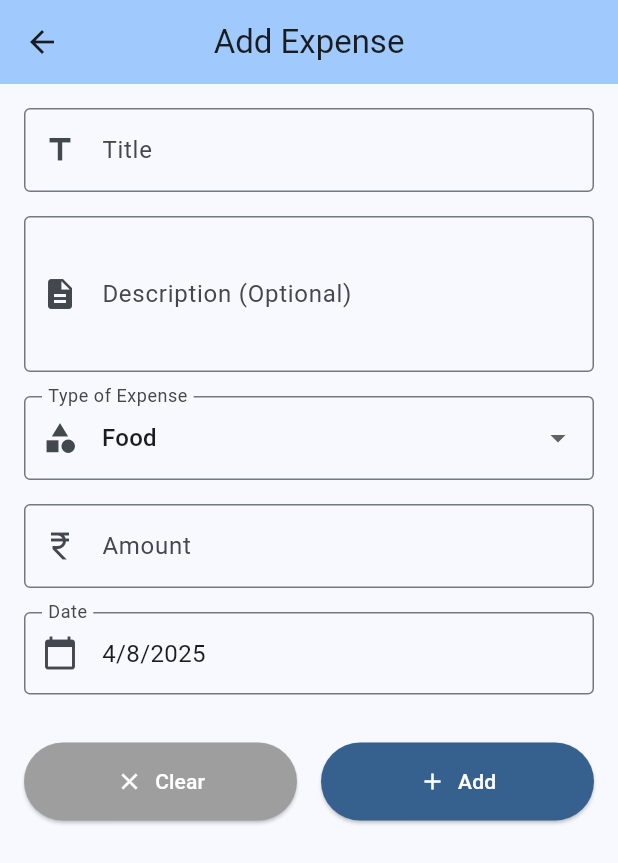
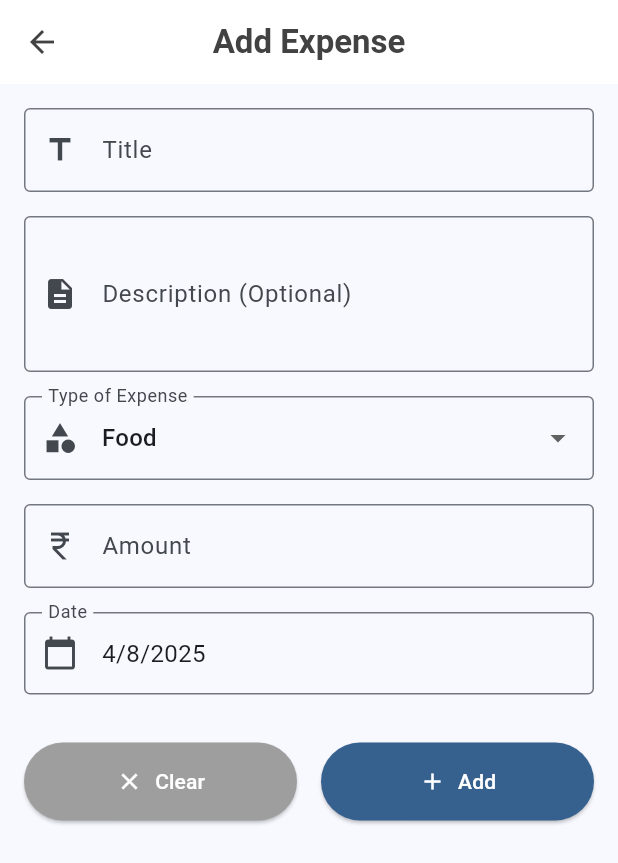
Before and after one commit to seshu31/money_tracker, a Flutter app: the screen it shows after launch, after a tap on the "add" icon, on a phone screen of 412 x 824 dp. Shown: the top 863 px of the screen. Run offline on Flutter 3.47's test engine with Material 3 defaults, Android fonts, the phone set to English and light mode, and no system bars; our stand-ins replace sqflite; accounts and stored records are empty.

Commit message:
changes in header ui

```diff
--- a/lib/screens/add_expense_screen.dart
+++ b/lib/screens/add_expense_screen.dart
@@ -94,9 +94,17 @@ class _AddExpenseScreenState extends State<AddExpenseScreen> {
   Widget build(BuildContext context) {
     return Scaffold(
       appBar: AppBar(
-        title: Text(widget.expense != null ? 'Edit Expense' : 'Add Expense'),
-        backgroundColor: Theme.of(context).colorScheme.inversePrimary,
+        title: Text(
+          widget.expense != null ? 'Edit Expense' : 'Add Expense',
+          style: TextStyle(
+            fontWeight: FontWeight.w600,
+            color: Colors.grey[800],
+          ),
+        ),
+        backgroundColor: Colors.white,
+        elevation: 0,
         centerTitle: true,
+        iconTheme: IconThemeData(color: Colors.grey[800]),
       ),
       body: SingleChildScrollView(
         padding: const EdgeInsets.all(16),
--- a/lib/screens/home_screen.dart
+++ b/lib/screens/home_screen.dart
@@ -507,12 +507,23 @@ class _HomeScreenState extends State<HomeScreen> {
 
     return Scaffold(
       appBar: AppBar(
-        title: const Text('Money Tracker'),
-        backgroundColor: Theme.of(context).colorScheme.inversePrimary,
+        title: Text(
+          'Money Tracker',
+          style: TextStyle(
+            fontWeight: FontWeight.w600,
+            color: Colors.grey[800],
+          ),
+        ),
+        backgroundColor: Colors.white,
+        elevation: 0,
         centerTitle: true,
+        iconTheme: IconThemeData(color: Colors.grey[800]),
         actions: [
           IconButton(
-            icon: const Icon(Icons.analytics),
+            icon: Icon(
+              Icons.analytics_outlined,
+              color: Colors.grey[800],
+            ),
             onPressed: () {
               Navigator.push(
                 context,
@@ -565,12 +576,12 @@ class _HomeScreenState extends State<HomeScreen> {
                         crossAxisAlignment: CrossAxisAlignment.start,
                         children: [
                           Text(
-                            'Total Expenses',
-                            style: TextStyle(
+                  'Total Expenses',
+                  style: TextStyle(
                               color: Colors.grey[600],
                               fontSize: 14,
-                              fontWeight: FontWeight.w500,
-                            ),
+                    fontWeight: FontWeight.w500,
+                  ),
                           ),
                           const SizedBox(height: 4),
                           Text(
```
Also changed, not shown: lib/screens/category_stats_screen.dart (+10 -2 lines).
